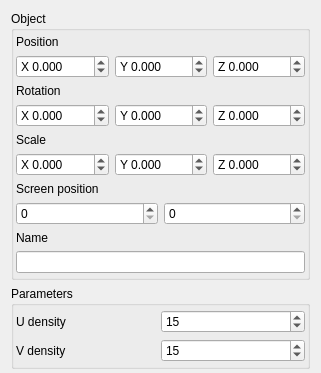
Old version of the form Controls/controls.ui in the repository VenMolom/GeometricModeling; both pictures show x 0 to 321 and y 0 to 373 of the 321 by 613 pixel window.
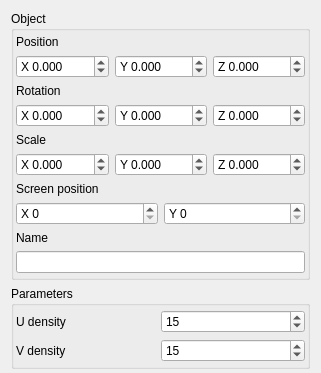
New version of the form.

Diff of the .ui file:
```diff
--- a/Controls/controls.ui
+++ b/Controls/controls.ui
@@ -356,6 +356,9 @@
          </property>
          <item row="1" column="2">
           <widget class="QSpinBox" name="screenPosX">
+           <property name="prefix">
+            <string>Y </string>
+           </property>
            <property name="maximum">
             <number>10000</number>
            </property>
@@ -363,6 +366,12 @@
          </item>
          <item row="1" column="1">
           <widget class="QSpinBox" name="screenPosY">
+           <property name="suffix">
+            <string/>
+           </property>
+           <property name="prefix">
+            <string>X </string>
+           </property>
            <property name="maximum">
             <number>10000</number>
            </property>
```
Left out of the diff: 33 changed lines with no effect on the pictures.
